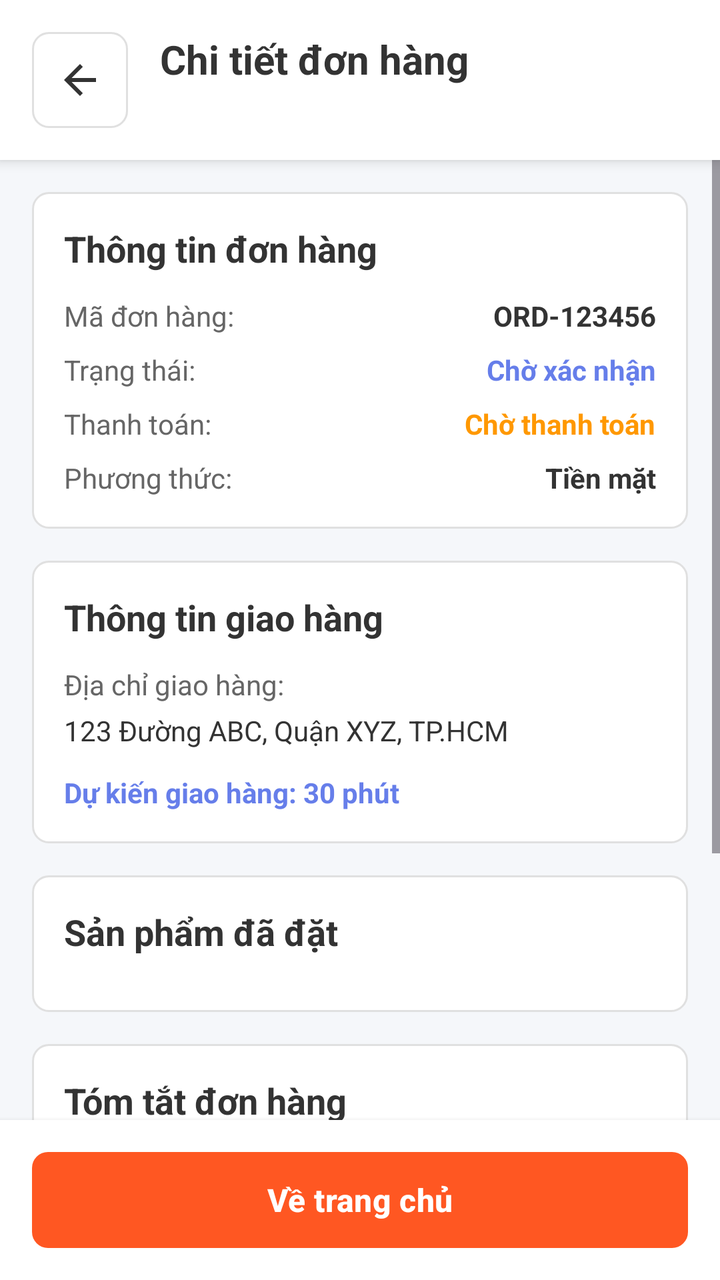
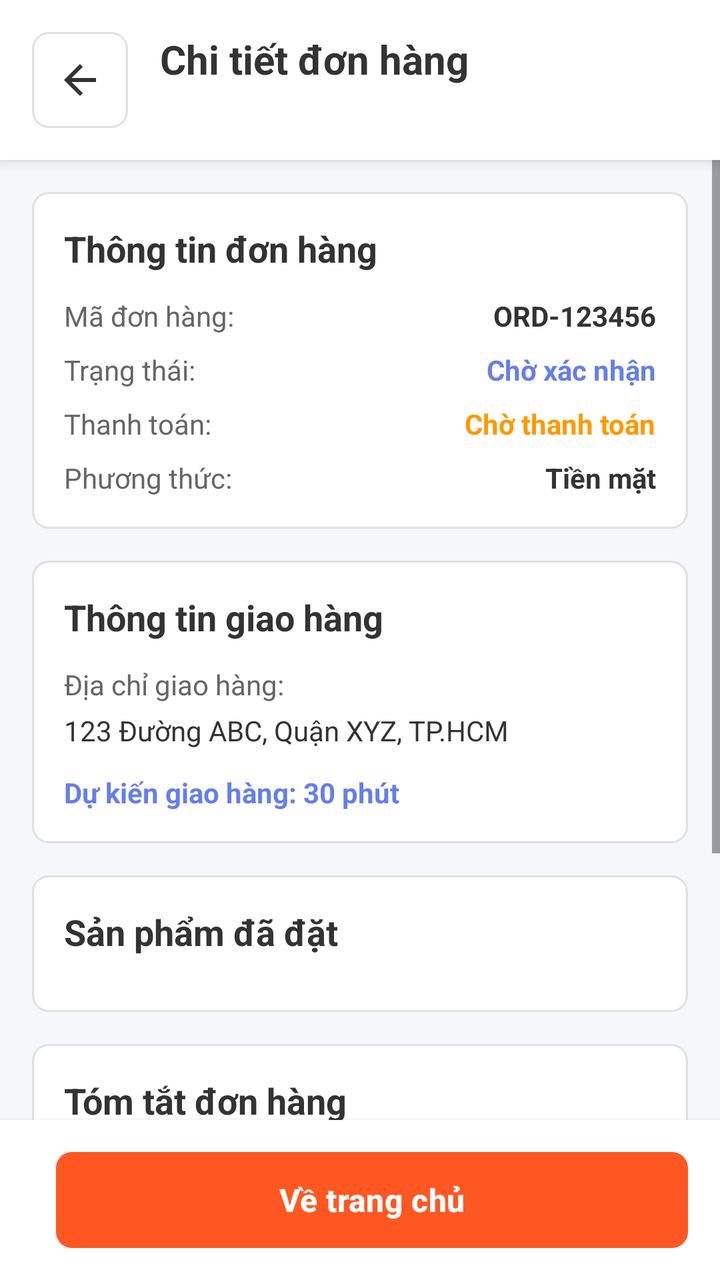

Before-and-after screenshots of an Android layout around one commit, followed by the original layout XML and the change that was made.
<!-- AndroidManifest.xml: application theme Theme.Frontend -->
<!-- res/layout/activity_order_detail.xml -->
<?xml version="1.0" encoding="utf-8"?>
<LinearLayout xmlns:android="http://schemas.android.com/apk/res/android"
    xmlns:app="http://schemas.android.com/apk/res-auto"
    android:layout_width="match_parent"
    android:layout_height="match_parent"
    android:orientation="vertical">

    
    <LinearLayout
        android:layout_width="match_parent"
        android:layout_height="wrap_content"
        android:orientation="horizontal"
        android:padding="16dp"
        android:background="@color/white"
        android:elevation="4dp">

        <ImageView
            android:id="@+id/imageViewBack"
            android:layout_width="48dp"
            android:layout_height="48dp"
            android:src="@drawable/ic_arrow_back"
            android:background="@drawable/background_card"
            android:padding="12dp"
            android:clickable="true"
            android:focusable="true"
            android:scaleType="centerInside"
            android:tint="@color/text_primary" />

        <TextView
            android:layout_width="0dp"
            android:layout_height="wrap_content"
            android:layout_weight="1"
            android:text="Chi tiết đơn hàng"
            android:textSize="20sp"
            android:textStyle="bold"
            android:textColor="@color/text_primary"
            android:gravity="center_vertical"
            android:layout_marginStart="16dp" />

    </LinearLayout>

    <ScrollView
        android:layout_width="match_parent"
        android:layout_height="0dp"
        android:layout_weight="1"
        android:background="@color/background_light">

        <LinearLayout
            android:layout_width="match_parent"
            android:layout_height="wrap_content"
            android:orientation="vertical"
            android:padding="16dp">

            
            <LinearLayout
                android:layout_width="match_parent"
                android:layout_height="wrap_content"
                android:orientation="vertical"
                android:background="@drawable/background_card"
                android:padding="16dp"
                android:layout_marginBottom="16dp">

                <TextView
                    android:layout_width="wrap_content"
                    android:layout_height="wrap_content"
                    android:text="Thông tin đơn hàng"
                    android:textSize="18sp"
                    android:textStyle="bold"
                    android:textColor="@color/text_primary"
                    android:layout_marginBottom="12dp" />

                <LinearLayout
                    android:layout_width="match_parent"
                    android:layout_height="wrap_content"
                    android:orientation="horizontal"
                    android:layout_marginBottom="8dp">

                    <TextView
                        android:layout_width="0dp"
                        android:layout_height="wrap_content"
                        android:layout_weight="1"
                        android:text="Mã đơn hàng:"
                        android:textColor="@color/text_secondary"
                        android:textSize="14sp" />

                    <TextView
                        android:id="@+id/textViewOrderNumber"
                        android:layout_width="wrap_content"
                        android:layout_height="wrap_content"
                        android:text="ORD-123456"
                        android:textColor="@color/text_primary"
                        android:textSize="14sp"
                        android:textStyle="bold" />

                </LinearLayout>

                <LinearLayout
                    android:layout_width="match_parent"
                    android:layout_height="wrap_content"
                    android:orientation="horizontal"
                    android:layout_marginBottom="8dp">

                    <TextView
                        android:layout_width="0dp"
                        android:layout_height="wrap_content"
                        android:layout_weight="1"
                        android:text="Trạng thái:"
                        android:textColor="@color/text_secondary"
                        android:textSize="14sp" />

                    <TextView
                        android:id="@+id/textViewOrderStatus"
                        android:layout_width="wrap_content"
                        android:layout_height="wrap_content"
                        android:text="Chờ xác nhận"
                        android:textColor="@color/primary"
                        android:textSize="14sp"
                        android:textStyle="bold" />

                </LinearLayout>

                <LinearLayout
                    android:layout_width="match_parent"
                    android:layout_height="wrap_content"
                    android:orientation="horizontal"
                    android:layout_marginBottom="8dp">

                    <TextView
                        android:layout_width="0dp"
                        android:layout_height="wrap_content"
                        android:layout_weight="1"
                        android:text="Thanh toán:"
                        android:textColor="@color/text_secondary"
                        android:textSize="14sp" />

                    <TextView
                        android:id="@+id/textViewPaymentStatus"
                        android:layout_width="wrap_content"
                        android:layout_height="wrap_content"
                        android:text="Chờ thanh toán"
                        android:textColor="@color/warning"
                        android:textSize="14sp"
                        android:textStyle="bold" />

                </LinearLayout>

                <LinearLayout
                    android:layout_width="match_parent"
                    android:layout_height="wrap_content"
                    android:orientation="horizontal">

                    <TextView
                        android:layout_width="0dp"
                        android:layout_height="wrap_content"
                        android:layout_weight="1"
                        android:text="Phương thức:"
                        android:textColor="@color/text_secondary"
                        android:textSize="14sp" />

                    <TextView
                        android:id="@+id/textViewPaymentMethod"
                        android:layout_width="wrap_content"
                        android:layout_height="wrap_content"
                        android:text="Tiền mặt"
                        android:textColor="@color/text_primary"
                        android:textSize="14sp"
                        android:textStyle="bold" />

                </LinearLayout>

            </LinearLayout>

            
            <LinearLayout
                android:layout_width="match_parent"
                android:layout_height="wrap_content"
                android:orientation="vertical"
                android:background="@drawable/background_card"
                android:padding="16dp"
                android:layout_marginBottom="16dp">

                <TextView
                    android:layout_width="wrap_content"
                    android:layout_height="wrap_content"
                    android:text="Thông tin giao hàng"
                    android:textSize="18sp"
                    android:textStyle="bold"
                    android:textColor="@color/text_primary"
                    android:layout_marginBottom="12dp" />

                <TextView
                    android:layout_width="wrap_content"
                    android:layout_height="wrap_content"
                    android:text="Địa chỉ giao hàng:"
                    android:textColor="@color/text_secondary"
                    android:textSize="14sp"
                    android:layout_marginBottom="4dp" />

                <TextView
                    android:id="@+id/textViewDeliveryAddress"
                    android:layout_width="match_parent"
                    android:layout_height="wrap_content"
                    android:text="123 Đường ABC, Quận XYZ, TP.HCM"
                    android:textColor="@color/text_primary"
                    android:textSize="14sp"
                    android:layout_marginBottom="12dp" />

                <TextView
                    android:id="@+id/textViewDeliveryNotes"
                    android:layout_width="match_parent"
                    android:layout_height="wrap_content"
                    android:text="Ghi chú: Giao hàng vào buổi chiều"
                    android:textColor="@color/text_secondary"
                    android:textSize="14sp"
                    android:layout_marginBottom="8dp"
                    android:visibility="gone" />

                <TextView
                    android:id="@+id/textViewEstimatedDeliveryTime"
                    android:layout_width="match_parent"
                    android:layout_height="wrap_content"
                    android:text="Dự kiến giao hàng: 30 phút"
                    android:textColor="@color/primary"
                    android:textSize="14sp"
                    android:textStyle="bold" />

            </LinearLayout>

            
            <LinearLayout
                android:layout_width="match_parent"
                android:layout_height="wrap_content"
                android:orientation="vertical"
                android:background="@drawable/background_card"
                android:padding="16dp"
                android:layout_marginBottom="16dp">

                <TextView
                    android:layout_width="wrap_content"
                    android:layout_height="wrap_content"
                    android:text="Sản phẩm đã đặt"
                    android:textSize="18sp"
                    android:textStyle="bold"
                    android:textColor="@color/text_primary"
                    android:layout_marginBottom="12dp" />

                <androidx.recyclerview.widget.RecyclerView
                    android:id="@+id/recyclerViewOrderItems"
                    android:layout_width="match_parent"
                    android:layout_height="wrap_content"
                    android:nestedScrollingEnabled="false" />

            </LinearLayout>

            
            <LinearLayout
                android:layout_width="match_parent"
                android:layout_height="wrap_content"
                android:orientation="vertical"
                android:background="@drawable/background_card"
                android:padding="16dp"
                android:layout_marginBottom="16dp">

                <TextView
                    android:layout_width="wrap_content"
                    android:layout_height="wrap_content"
                    android:text="Tóm tắt đơn hàng"
                    android:textSize="18sp"
                    android:textStyle="bold"
                    android:textColor="@color/text_primary"
                    android:layout_marginBottom="12dp" />

                <LinearLayout
                    android:layout_width="match_parent"
                    android:layout_height="wrap_content"
                    android:orientation="horizontal"
                    android:layout_marginBottom="8dp">

                    <TextView
                        android:layout_width="0dp"
                        android:layout_height="wrap_content"
                        android:layout_weight="1"
                        android:text="Tạm tính:"
                        android:textColor="@color/text_secondary"
                        android:textSize="14sp" />

                    <TextView
                        android:id="@+id/textViewSubtotal"
                        android:layout_width="wrap_content"
                        android:layout_height="wrap_content"
                        android:text="750.000 ₫"
                        android:textColor="@color/text_primary"
                        android:textSize="14sp" />

                </LinearLayout>

                <LinearLayout
                    android:layout_width="match_parent"
                    android:layout_height="wrap_content"
                    android:orientation="horizontal"
                    android:layout_marginBottom="8dp">

                    <TextView
                        android:layout_width="0dp"
                        android:layout_height="wrap_content"
                        android:layout_weight="1"
                        android:text="Phí ship:"
                        android:textColor="@color/text_secondary"
                        android:textSize="14sp" />

                    <TextView
                        android:id="@+id/textViewShippingFee"
                        android:layout_width="wrap_content"
                        android:layout_height="wrap_content"
                        android:text="0 ₫"
                        android:textColor="@color/text_primary"
                        android:textSize="14sp" />

                </LinearLayout>

                <LinearLayout
                    android:layout_width="match_parent"
                    android:layout_height="wrap_content"
                    android:orientation="horizontal"
                    android:layout_marginBottom="8dp">

                    <TextView
                        android:layout_width="0dp"
                        android:layout_height="wrap_content"
                        android:layout_weight="1"
                        android:text="Giảm giá:"
                        android:textColor="@color/text_secondary"
                        android:textSize="14sp" />

                    <TextView
                        android:id="@+id/textViewDiscount"
                        android:layout_width="wrap_content"
                        android:layout_height="wrap_content"
                        android:text="0 ₫"
                        android:textColor="@color/success"
                        android:textSize="14sp" />

                </LinearLayout>

                <View
                    android:layout_width="match_parent"
                    android:layout_height="1dp"
                    android:background="@color/divider"
                    android:layout_marginVertical="8dp" />

                <LinearLayout
                    android:layout_width="match_parent"
                    android:layout_height="wrap_content"
                    android:orientation="horizontal">

                    <TextView
                        android:layout_width="0dp"
                        android:layout_height="wrap_content"
                        android:layout_weight="1"
                        android:text="Tổng cộng:"
                        android:textColor="@color/text_primary"
                        android:textSize="16sp"
                        android:textStyle="bold" />

                    <TextView
                        android:id="@+id/textViewTotalAmount"
                        android:layout_width="wrap_content"
                        android:layout_height="wrap_content"
                        android:text="750.000 ₫"
                        android:textColor="@color/primary"
                        android:textSize="18sp"
                        android:textStyle="bold" />

                </LinearLayout>

            </LinearLayout>

        </LinearLayout>

    </ScrollView>

    
    <LinearLayout
        android:layout_width="match_parent"
        android:layout_height="wrap_content"
        android:orientation="horizontal"
        android:padding="16dp"
        android:background="@color/white"
        android:elevation="4dp">

        <Button
            android:id="@+id/buttonBackToHome"
            android:layout_width="match_parent"
            android:layout_height="wrap_content"
            android:text="Về trang chủ"
            android:textColor="@color/white"
            android:background="@drawable/button_primary"
            android:textSize="16sp"
            android:textStyle="bold" />

    </LinearLayout>

    
    <ProgressBar
        android:id="@+id/progressBar"
        android:layout_width="wrap_content"
        android:layout_height="wrap_content"
        android:layout_gravity="center"
        android:visibility="gone" />

</LinearLayout>
<!-- resources referenced by this layout -->
<resources>
  <color name="background_light">#F5F7FA</color>
  <color name="divider">#E0E0E0</color>
  <color name="primary">#667eea</color>
  <color name="success">#4CAF50</color>
  <color name="text_primary">#333333</color>
  <color name="text_secondary">#666666</color>
  <color name="warning">#FF9800</color>
  <color name="white">#FFFFFFFF</color>
  <!-- drawable background_card (drawable) -->
  <?xml version="1.0" encoding="utf-8"?>
  <shape xmlns:android="http://schemas.android.com/apk/res/android">
      <solid android:color="@color/white" />
      <corners android:radius="8dp" />
      <stroke
          android:width="1dp"
          android:color="@color/divider" />
  </shape>
  <!-- drawable button_primary (drawable) -->
  <?xml version="1.0" encoding="utf-8"?>
  <shape xmlns:android="http://schemas.android.com/apk/res/android"
      android:shape="rectangle">
      <solid android:color="@color/primary" />
      <corners android:radius="8dp" />
  </shape>
  <!-- drawable ic_arrow_back (drawable) -->
  <vector xmlns:android="http://schemas.android.com/apk/res/android"
      android:width="24dp"
      android:height="24dp"
      android:viewportWidth="24"
      android:viewportHeight="24"
      android:tint="?attr/colorOnPrimary">
      <path
          android:fillColor="@android:color/white"
          android:pathData="M20,11H7.83l5.59,-5.59L12,4l-8,8 8,8 1.41,-1.41L7.83,13H20v-2z"/>
  </vector>
  <style name="Theme.Frontend" parent="Theme.Material3.Light.NoActionBar">
          <item name="colorPrimary">@color/orange_deep</item>
          <item name="colorSecondary">@color/orange_light</item>
          <item name="colorSurface">@color/gray_background</item>
          <item name="colorOnSurface">@color/black</item> <item name="android:statusBarColor">@android:color/transparent</item>
          <item name="android:navigationBarColor">@color/gray_background</item>
          <item name="android:windowLightStatusBar" tools:targetApi="m">true</item> <item name="android:windowBackground">@color/gray_background</item>
      </style>
  <color name="orange_deep">#FF5722</color>
  <color name="orange_light">#FFC107</color>
  <color name="gray_background">#F5F7FA</color>
  <color name="black">#FF000000</color>
</resources>

<!-- the commit's change to res/layout/activity_order_detail.xml (unified diff, before → after) -->
@@ -389,9 +389,23 @@
         android:elevation="4dp">
 
         <Button
+            android:id="@+id/buttonCancelOrder"
+            android:layout_width="0dp"
+            android:layout_height="wrap_content"
+            android:layout_weight="1"
+            android:text="Hủy đơn hàng"
+            android:textColor="@color/white"
+            android:background="@drawable/button_primary"
+            android:textSize="16sp"
+            android:textStyle="bold"
+            android:visibility="gone" />
+
+        <Button
             android:id="@+id/buttonBackToHome"
-            android:layout_width="match_parent"
+            android:layout_width="0dp"
             android:layout_height="wrap_content"
+            android:layout_weight="1"
+            android:layout_marginStart="12dp"
             android:text="Về trang chủ"
             android:textColor="@color/white"
             android:background="@drawable/button_primary"
